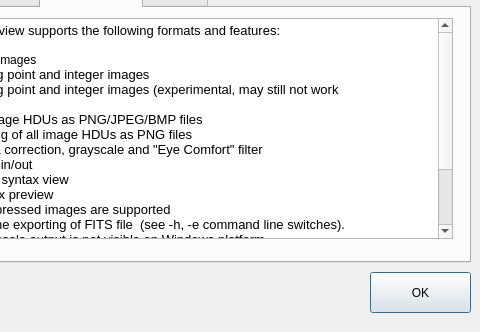
The window that aboutdialog.ui (surhh/nfitsview) describes before a commit, drawn with Qt 5; both pictures show x 120 to 600 and y 168 to 500 of the 600 by 500 pixel window.
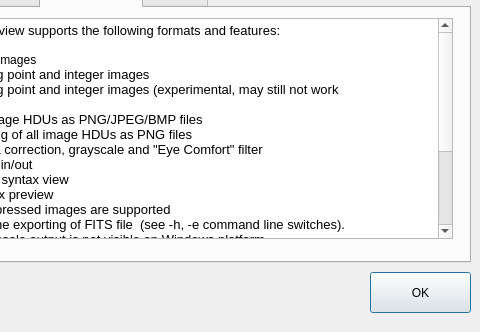
The same window after the commit. The open tabs and pages were chosen to show the change. Icons and pictures are not drawn.

Commit message: About dialog changes

The edit to the form file:
```diff
--- a/aboutdialog.ui
+++ b/aboutdialog.ui
@@ -222,8 +222,11 @@
 &lt;p style=&quot;-qt-paragraph-type:empty; margin-top:0px; margin-bottom:0px; margin-left:0px; margin-right:0px; -qt-block-indent:0; text-indent:0px; font-family:'Noto Sans'; font-size:10pt;&quot;&gt;&lt;br /&gt;&lt;/p&gt;
 &lt;p style=&quot; margin-top:0px; margin-bottom:0px; margin-left:0px; margin-right:0px; -qt-block-indent:0; text-indent:0px;&quot;&gt;&lt;span style=&quot; font-family:'Noto Sans'; font-size:10pt;&quot;&gt;Fixes and new features in this release:&lt;/span&gt;&lt;/p&gt;
 &lt;p style=&quot;-qt-paragraph-type:empty; margin-top:0px; margin-bottom:0px; margin-left:0px; margin-right:0px; -qt-block-indent:0; text-indent:0px; font-family:'Noto Sans'; font-size:10pt;&quot;&gt;&lt;br /&gt;&lt;/p&gt;
-&lt;p style=&quot; margin-top:0px; margin-bottom:0px; margin-left:0px; margin-right:0px; -qt-block-indent:0; text-indent:0px;&quot;&gt;&lt;span style=&quot; font-family:'Noto Sans'; font-size:10pt;&quot;&gt;-    Image export dialog file extension bug fixed&lt;/span&gt;&lt;/p&gt;
-&lt;p style=&quot; margin-top:0px; margin-bottom:0px; margin-left:0px; margin-right:0px; -qt-block-indent:0; text-indent:0px;&quot;&gt;&lt;span style=&quot; font-family:'Noto Sans'; font-size:10pt;&quot;&gt;-    Minor improvements and optimizations&lt;/span&gt;&lt;/p&gt;&lt;/body&gt;&lt;/html&gt;</string>
+&lt;p style=&quot; margin-top:0px; margin-bottom:0px; margin-left:0px; margin-right:0px; -qt-block-indent:0; text-indent:0px;&quot;&gt;&lt;span style=&quot; font-family:'Noto Sans'; font-size:10pt;&quot;&gt;-    Added multiple extensions support to FITS file open dialog&lt;/span&gt;&lt;/p&gt;
+&lt;p style=&quot; margin-top:0px; margin-bottom:0px; margin-left:0px; margin-right:0px; -qt-block-indent:0; text-indent:0px;&quot;&gt;&lt;span style=&quot; font-family:'Noto Sans'; font-size:10pt;&quot;&gt;-    Added &amp;quot;Rest RGB&amp;quot; feature&lt;/span&gt;&lt;/p&gt;
+&lt;p style=&quot; margin-top:0px; margin-bottom:0px; margin-left:0px; margin-right:0px; -qt-block-indent:0; text-indent:0px;&quot;&gt;&lt;span style=&quot; font-family:'Noto Sans'; font-size:10pt;&quot;&gt;-    Grayscale algorithm change&lt;/span&gt;&lt;/p&gt;
+&lt;p style=&quot; margin-top:0px; margin-bottom:0px; margin-left:0px; margin-right:0px; -qt-block-indent:0; text-indent:0px;&quot;&gt;&lt;span style=&quot; font-family:'Noto Sans'; font-size:10pt;&quot;&gt;-    Zoom/Scroll bugfix&lt;/span&gt;&lt;/p&gt;
+&lt;p style=&quot; margin-top:0px; margin-bottom:0px; margin-left:0px; margin-right:0px; -qt-block-indent:0; text-indent:0px;&quot;&gt;&lt;span style=&quot; font-family:'Noto Sans'; font-size:10pt;&quot;&gt;-    Different improvements and optimizations&lt;/span&gt;&lt;/p&gt;&lt;/body&gt;&lt;/html&gt;</string>
      </property>
     </widget>
    </widget>
```
